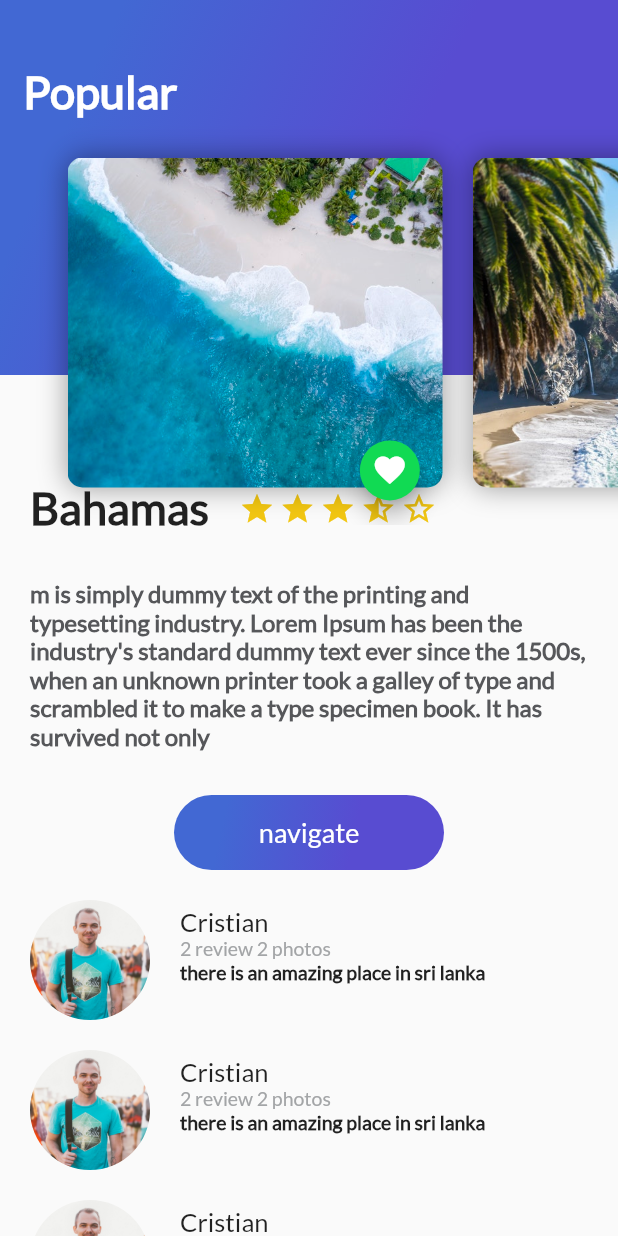
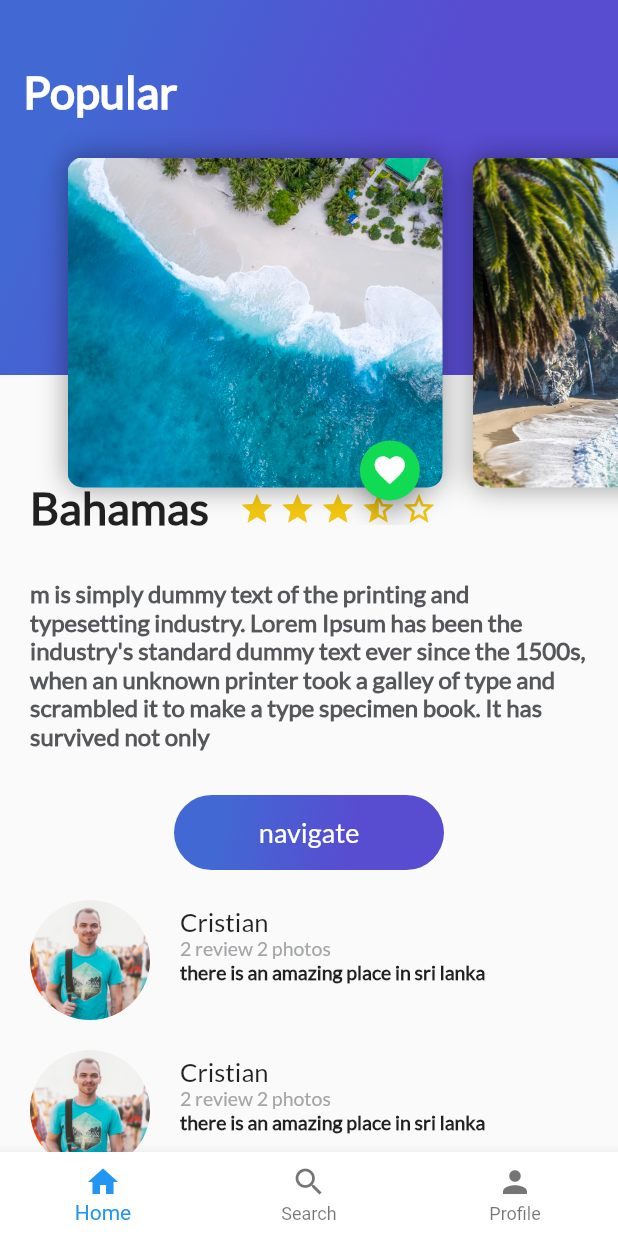
Before and after one commit to cristiandrc/Flutter-basic, a Flutter app: the screen it shows after launch, after a tap on the "favorite outline" icon, on a phone screen of 412 x 824 dp. Run offline on Flutter 3.47's test engine with Material 2 defaults, Android fonts, the phone set to English and light mode, and no system bars.

Commit message:
feat: final home

```diff
--- /dev/null
+++ b/lib/home_trips.dart
@@ -0,0 +1,29 @@
+import 'package:flutter/material.dart';
+import './description_place.dart';
+import "./review_list.dart";
+import "./header_appbar.dart";
+
+class HomeTrips extends StatelessWidget {
+  const HomeTrips({super.key});
+  final loren =
+      "m is simply dummy text of the printing and typesetting industry. Lorem Ipsum has been the industry's standard dummy text ever since the 1500s, when an unknown printer took a galley of type and scrambled it to make a type specimen book. It has survived not only ";
+
+  @override
+  Widget build(BuildContext context) {
+    return Stack(
+      children: [
+        ListView(
+          children: <Widget>[
+            DescriptionPlace(
+              "Bahamas",
+              4,
+              loren,
+            ),
+            ReviewList()
+          ],
+        ),
+        HeaderAppBar(),
+      ],
+    );
+  }
+}
--- a/lib/main.dart
+++ b/lib/main.dart
@@ -1,9 +1,6 @@
 import 'package:flutter/material.dart';
 import 'package:flutter/services.dart';
-import 'description_place.dart';
-import "./review_list.dart";
-import './gradient_back.dart';
-import "./header_appbar.dart";
+import './platzi_trips.dart';
 
 void main() {
   SystemChrome.setSystemUIOverlayStyle(
@@ -17,9 +14,6 @@ void main() {
 
 class MyApp extends StatelessWidget {
   const MyApp({super.key});
-
-  final loren =
-      "m is simply dummy text of the printing and typesetting industry. Lorem Ipsum has been the industry's standard dummy text ever since the 1500s, when an unknown printer took a galley of type and scrambled it to make a type specimen book. It has survived not only ";
 
   // This widget is the root of your application.
   @override
@@ -37,25 +31,11 @@ class MyApp extends StatelessWidget {
           // or simply save your changes to "hot reload" in a Flutter IDE).
           // Notice that the counter didn't reset back to zero; the application
           // is not restarted.
-          primarySwatch: Colors.brown,
+          primarySwatch: Colors.blue,
         ),
-        home: Scaffold(
+        home: const Scaffold(
           // appBar: AppBar(title: const Text("Hello world Feliz")),
-          body: Stack(
-            children: [
-              ListView(
-                children: <Widget>[
-                  DescriptionPlace(
-                    "Bahamas",
-                    4,
-                    loren,
-                  ),
-                  ReviewList()
-                ],
-              ),
-              HeaderAppBar(),
-            ],
-          ),
+          body: PlatziTrips(),
         ) //const MyHomePage(title: 'Flutter Demo Home Page'),
         );
   }
--- /dev/null
+++ b/lib/platzi_trips.dart
@@ -0,0 +1,58 @@
+import 'package:flutter/material.dart';
+import './home_trips.dart';
+import 'search_trips.dart';
+import 'profile_trips.dart';
+
+class PlatziTrips extends StatefulWidget {
+  const PlatziTrips({super.key});
+
+  @override
+  State<StatefulWidget> createState() {
+    return _platziTrips();
+  }
+}
+
+class _platziTrips extends State<PlatziTrips> {
+  int indexTap = 0;
+  final List<Widget> widgetsChildren = const [
+    HomeTrips(),
+    SearchTrips(),
+    ProfileTrips()
+  ];
+  void onTapTaped(int index) {
+    setState(() {
+      indexTap = index;
+    });
+  }
+
+  @override
+  Widget build(BuildContext context) {
+    return Scaffold(
+      // appBar: AppBar(title: const Text("Hello world Feliz")),
+      body: widgetsChildren[indexTap],
+      bottomNavigationBar: Theme(
+          data: Theme.of(context).copyWith(
+            canvasColor: Colors.white,
+            primaryColor: Colors.purple,
+          ),
+          child: BottomNavigationBar(
+            currentIndex: indexTap,
+            onTap: onTapTaped,
+            items: const [
+              BottomNavigationBarItem(
+                icon: Icon(Icons.home),
+                label: "Home",
+              ),
+              BottomNavigationBarItem(
+                icon: Icon(Icons.search),
+                label: "Search",
+              ),
+              BottomNavigationBarItem(
+                icon: Icon(Icons.person),
+                label: "Profile",
+              ),
+            ],
+          )),
+    );
+  }
+}
--- /dev/null
+++ b/lib/profile_trips.dart
@@ -0,0 +1,10 @@
+import 'package:flutter/material.dart';
+
+class ProfileTrips extends StatelessWidget {
+  const ProfileTrips({super.key});
+
+  @override
+  Widget build(BuildContext context) {
+    return Container(color: Colors.indigo);
+  }
+}
--- /dev/null
+++ b/lib/search_trips.dart
@@ -0,0 +1,10 @@
+import 'package:flutter/material.dart';
+
+class SearchTrips extends StatelessWidget {
+  const SearchTrips({super.key});
+
+  @override
+  Widget build(BuildContext context) {
+    return Container(color: Colors.greenAccent);
+  }
+}
--- a/pubspec.yaml
+++ b/pubspec.yaml
@@ -30,6 +30,7 @@ environment:
 dependencies:
   flutter:
     sdk: flutter
+  curved_navigation_bar: ^1.0.3
 
 
   # The following adds the Cupertino Icons font to your application.
```
Also changed, not shown: pubspec.lock.
